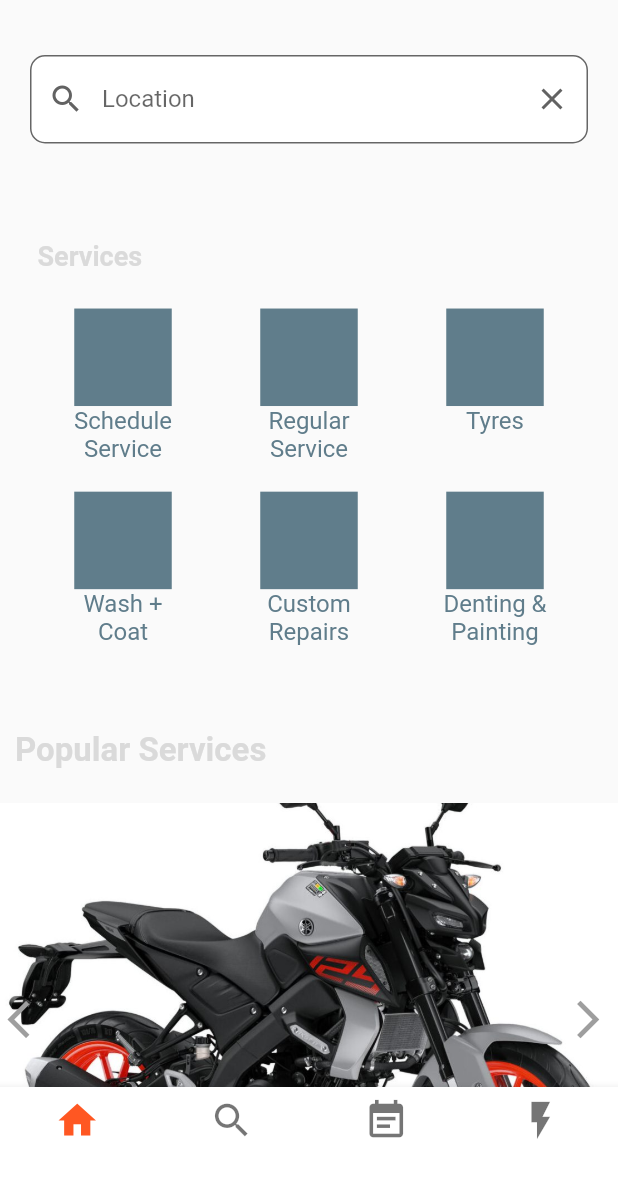
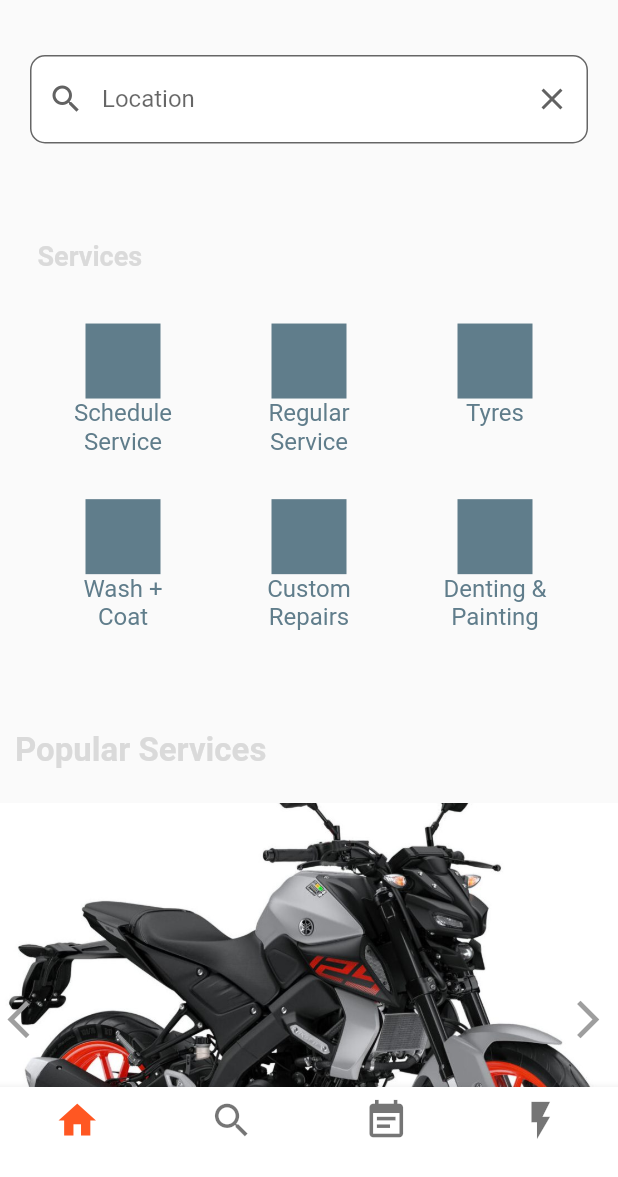
Before and after one commit to JenishHirpara/protto_customer_app, a Flutter app: the NavigationBarScreen screen opened directly, on a phone screen of 412 x 824 dp, the part 59-1236 px from its top. Run offline on Flutter 3.47's test engine with Material 2 defaults, Android fonts, the phone set to English and light mode, and no system bars; our stand-ins replace flutter_swiper; network calls fail.

Commit message:
Services_screen_added (13/05/2020 Wednesday) Gaurav Pandit

```diff
--- a/lib/screens/dashboard_screen.dart
+++ b/lib/screens/dashboard_screen.dart
@@ -1,5 +1,6 @@
 import 'package:flutter/material.dart';
 import 'package:flutter_swiper/flutter_swiper.dart';
+import 'package:protto_customer_app/screens/services_screen.dart';
 
 import '../utils/SizeConfig.dart';
 
@@ -97,10 +98,16 @@ class _DashBoardScreenState extends State<DashBoardScreen> {
                                     mainAxisAlignment:
                                         MainAxisAlignment.spaceEvenly,
                                     children: <Widget>[
-                                      Container(
-                                        width: 65,
-                                        height: 65,
-                                        color: Colors.blueGrey,
+                                      InkWell(
+                                        child: Container(
+                                          width: 50,
+                                          height: 50,
+                                          color: Colors.blueGrey,
+                                        ),
+                                        onTap: (){
+                                          Navigator.of(context).
+                                          push(pageRouteBuilder());
+                                        },
                                       ),
                                       Text(
                                         scheduleService,
@@ -120,8 +127,8 @@ class _DashBoardScreenState extends State<DashBoardScreen> {
                                         MainAxisAlignment.spaceEvenly,
                                     children: <Widget>[
                                       Container(
-                                        width: 65,
-                                        height: 65,
+                                        width: 50,
+                                        height: 50,
                                         color: Colors.blueGrey,
                                       ),
                                       Text(
@@ -142,8 +149,8 @@ class _DashBoardScreenState extends State<DashBoardScreen> {
                                         MainAxisAlignment.spaceEvenly,
                                     children: <Widget>[
                                       Container(
-                                        width: 65,
-                                        height: 65,
+                                        width: 50,
+                                        height: 50,
                                         color: Colors.blueGrey,
                                       ),
                                       Text(
@@ -168,8 +175,8 @@ class _DashBoardScreenState extends State<DashBoardScreen> {
                                         MainAxisAlignment.spaceEvenly,
                                     children: <Widget>[
                                       Container(
-                                        width: 65,
-                                        height: 65,
+                                        width: 50,
+                                        height: 50,
                                         color: Colors.blueGrey,
                                       ),
                                       Text(
@@ -190,8 +197,8 @@ class _DashBoardScreenState extends State<DashBoardScreen> {
                                         MainAxisAlignment.spaceEvenly,
                                     children: <Widget>[
                                       Container(
-                                        width: 65,
-                                        height: 65,
+                                        width: 50,
+                                        height: 50,
                                         color: Colors.blueGrey,
                                       ),
                                       Text(
@@ -212,8 +219,8 @@ class _DashBoardScreenState extends State<DashBoardScreen> {
                                         MainAxisAlignment.spaceEvenly,
                                     children: <Widget>[
                                       Container(
-                                        width: 65,
-                                        height: 65,
+                                        width: 50,
+                                        height: 50,
                                         color: Colors.blueGrey,
                                       ),
                                       Text(
@@ -288,4 +295,34 @@ class _DashBoardScreenState extends State<DashBoardScreen> {
       ),
     );
   }
+
+
+  // ------------------- PageRout ------------//
+  PageRouteBuilder pageRouteBuilder(){
+    return PageRouteBuilder(
+      pageBuilder: (BuildContext context, Animation<double> animation, Animation<double> secondaryAnimation) {
+        return ServicesScreen();
+      },
+      transitionDuration:
+      Duration(
+          milliseconds: 500
+      ),
+      transitionsBuilder: (BuildContext context, Animation<double> animation, Animation<double> secondaryAnimation, Widget child) {
+        return SlideTransition(
+          position: new Tween<Offset>(
+            begin: const Offset(1.0, 0.0),
+            end: Offset.zero,
+          ).animate(animation),
+          child: new SlideTransition(
+            position: new Tween<Offset>(
+              begin: Offset.zero,
+              end: const Offset(-1.0, 0.0),
+            ).animate(secondaryAnimation),
+            child: child,
+          ),
+        );
+      },
+    );
+  }
+
 }
```
Also changed, not shown: lib/screens/services_screen.dart (added, +201 -0 lines), 2 other files.
